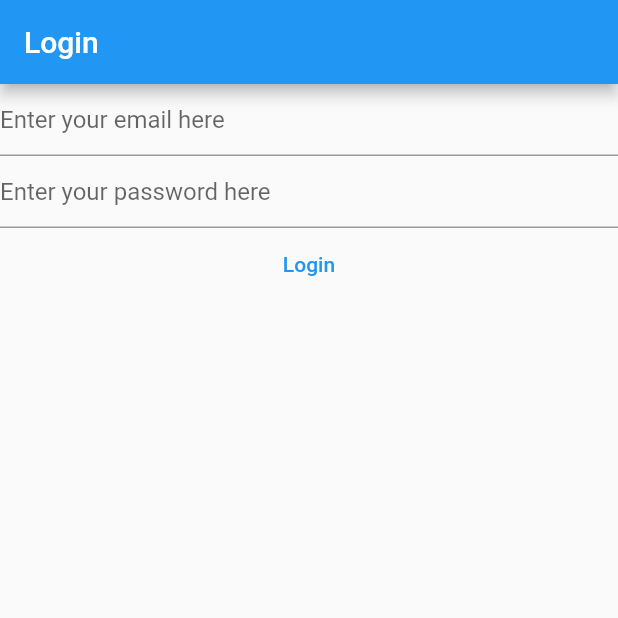
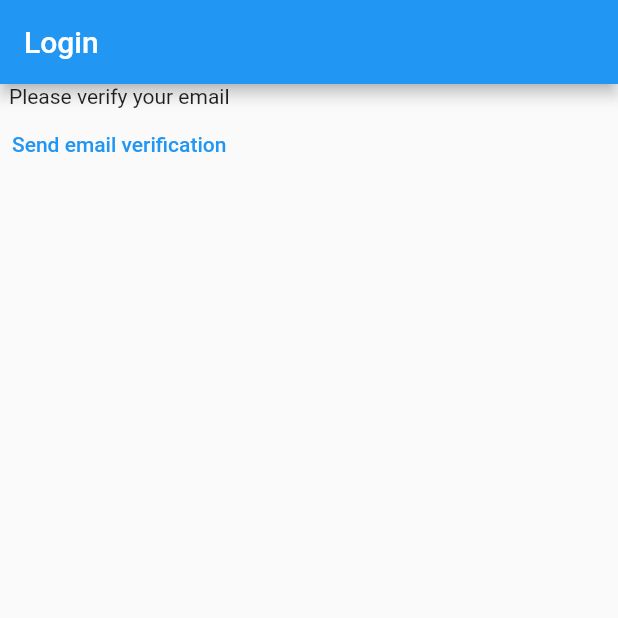
Before and after one commit to balsa-sarenac/my_awesome_notes, a Flutter app: the screen it shows after launch, on a phone screen of 412 x 824 dp, the top half of it. Run offline on Flutter 3.47's test engine with Material 2 defaults, Android fonts, the phone set to English and light mode, and no system bars; our stand-ins replace firebase_auth, firebase_core; accounts and stored records are empty.

Commit message:
feat(core): new `HomePage` with `VerifyEmailView`

```diff
--- a/lib/main.dart
+++ b/lib/main.dart
@@ -1,5 +1,8 @@
+import 'package:firebase_auth/firebase_auth.dart';
+import 'package:firebase_core/firebase_core.dart';
 import 'package:flutter/material.dart';
-import 'package:my_awesome_notes/views/login_view.dart';
+
+import 'firebase_options.dart';
 
 void main() {
   WidgetsFlutterBinding.ensureInitialized();
@@ -8,6 +11,55 @@ void main() {
     theme: ThemeData(
       primarySwatch: Colors.blue,
     ),
-    home: const LoginView(),
+    home: const HomePage(),
   ));
 }
+
+class HomePage extends StatelessWidget {
+  const HomePage({super.key});
+
+  @override
+  Widget build(BuildContext context) {
+    return Scaffold(
+      appBar: AppBar(
+        title: const Text('Login'),
+      ),
+      body: FutureBuilder(
+          future: Firebase.initializeApp(
+              options: DefaultFirebaseOptions.currentPlatform),
+          builder: (BuildContext context, AsyncSnapshot<dynamic> snapshot) {
+            switch (snapshot.connectionState) {
+              case ConnectionState.done:
+                final user = FirebaseAuth.instance.currentUser;
+                if (user?.emailVerified ?? false) {
+                  return const Center(child: Text('Done'));
+                } else {
+                  return const VerifyEmailView();
+                }
+              // return const LoginView();
+              default:
+                return const Center(child: Text('Loading...'));
+            }
+          }),
+    );
+  }
+}
+
+class VerifyEmailView extends StatelessWidget {
+  const VerifyEmailView({super.key});
+
+  @override
+  Widget build(BuildContext context) {
+    return Column(
+      children: [
+        const Text('Please verify your email'),
+        TextButton(
+            onPressed: () async {
+              final user = FirebaseAuth.instance.currentUser;
+              await user?.sendEmailVerification();
+            },
+            child: const Text('Send email verification')),
+      ],
+    );
+  }
+}
```
